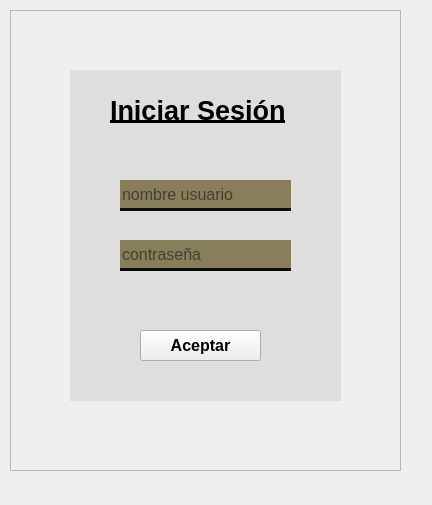
Old version of the form src/vista/ui/VistaLogging.ui in the repository jaimecarfe/menule.
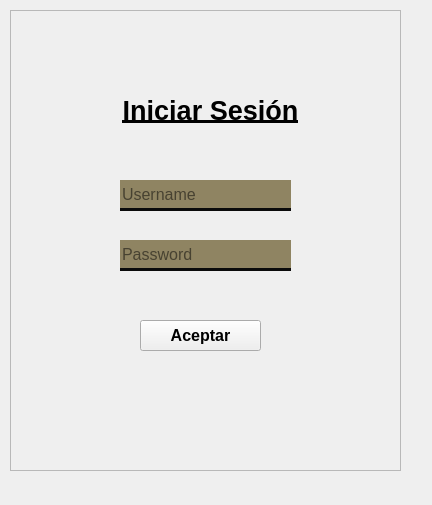
New version of the form. Icons and pictures are not drawn.

The edit to the form file:
```diff
--- a/src/vista/ui/VistaLogging.ui
+++ b/src/vista/ui/VistaLogging.ui
@@ -51,7 +51,6 @@
      <property name="font">
       <font>
        <pointsize>20</pointsize>
-       <weight>75</weight>
        <bold>true</bold>
        <underline>true</underline>
       </font>
@@ -59,6 +58,9 @@
      <property name="text">
       <string>Iniciar Sesión</string>
      </property>
+     <property name="alignment">
+      <set>Qt::AlignCenter</set>
+     </property>
     </widget>
     <widget class="QLineEdit" name="lineEdit_usuario">
      <property name="geometry">
@@ -83,7 +85,7 @@
       <string/>
      </property>
      <property name="placeholderText">
-      <string>nombre usuario</string>
+      <string>Username</string>
      </property>
     </widget>
     <widget class="QLineEdit" name="lineEdit_contrasena">
@@ -98,7 +100,6 @@
      <property name="font">
       <font>
        <pointsize>12</pointsize>
-       <weight>50</weight>
        <bold>false</bold>
       </font>
      </property>
@@ -114,14 +115,14 @@
       <enum>QLineEdit::Password</enum>
      </property>
      <property name="placeholderText">
-      <string>contraseña</string>
+      <string>Password</string>
      </property>
     </widget>
     <widget class="QPushButton" name="pushButton_aceptar">
      <property name="geometry">
       <rect>
        <x>130</x>
-       <y>320</y>
+       <y>310</y>
        <width>121</width>
        <height>31</height>
       </rect>
@@ -129,7 +130,6 @@
      <property name="font">
       <font>
        <pointsize>12</pointsize>
-       <weight>75</weight>
        <bold>true</bold>
       </font>
      </property>
@@ -158,12 +158,12 @@
       <rect>
        <x>60</x>
        <y>60</y>
-       <width>271</width>
+       <width>281</width>
        <height>331</height>
       </rect>
      </property>
      <property name="styleSheet">
-      <string notr="true">background-color: rgba(217, 217, 217, 200)</string>
+      <string notr="true"/>
      </property>
      <property name="text">
       <string/>
```
Left out of the diff: 9 changed lines with no effect on the pictures.
